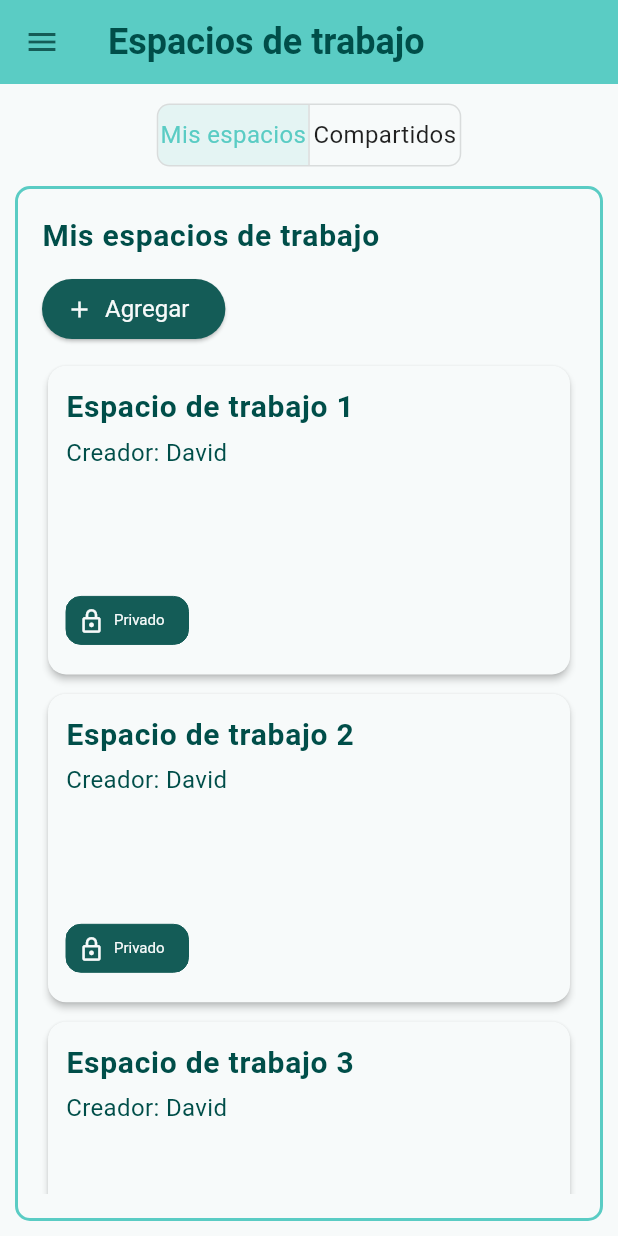
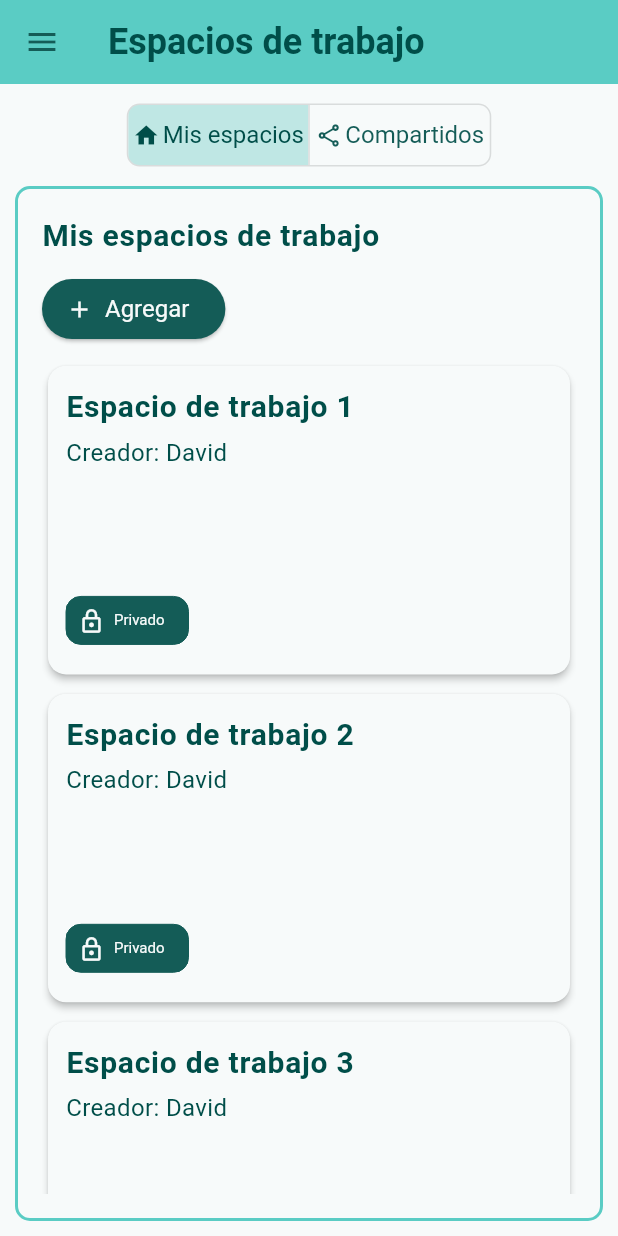
Before and after one commit to Emmanueloz/frontend_water_quality, a Flutter app: the ListWorkspace widget shown alone on an empty page, opened directly with empty values, on a phone screen of 412 x 824 dp. Run offline on Flutter 3.47's test engine with Material 3 defaults, Android fonts, the phone set to English and light mode, and no system bars; our stand-ins replace go_router; missing offline and left inert: girix_code_gauge.

```diff
--- a/lib/presentation/pages/list_workspace.dart
+++ b/lib/presentation/pages/list_workspace.dart
@@ -56,11 +56,33 @@ class ListWorkspace extends StatelessWidget {
             borderRadius: BorderRadius.circular(8.0),
             constraints: const BoxConstraints(
               minHeight: 40.0,
-              minWidth: 100.0,
+              minWidth: 120.0,
             ),
             children: [
-              Text("Mis espacios"),
-              Text("Compartidos"),
+              Row(
+                spacing: 2,
+                children: [
+                  Icon(
+                    type == ListWorkspaces.mine
+                        ? Icons.home
+                        : Icons.home_outlined,
+                    size: 18,
+                  ),
+                  Text("Mis espacios")
+                ],
+              ),
+              Row(
+                spacing: 2,
+                children: [
+                  Icon(
+                    type == ListWorkspaces.shared
+                        ? Icons.share
+                        : Icons.share_outlined,
+                    size: 18,
+                  ),
+                  Text("Compartidos")
+                ],
+              ),
             ],
           ),
           MainGridWorkspaces(
--- a/lib/presentation/widgets/common/sidebar.dart
+++ b/lib/presentation/widgets/common/sidebar.dart
@@ -1,12 +1,11 @@
 import 'package:flutter/material.dart';
 import 'package:frontend_water_quality/core/enums/screen_size.dart';
 import 'package:frontend_water_quality/presentation/widgets/common/base_container.dart';
-import 'package:frontend_water_quality/presentation/widgets/common/sidebar_item.dart';
 
 class Sidebar extends StatelessWidget {
   final String title;
   final ScreenSize screenSize;
-  final List<SidebarItem> children;
+  final List<Widget> children;
   const Sidebar({
     super.key,
     required this.title,
--- a/lib/presentation/widgets/specific/workspace/main_grid_workspaces.dart
+++ b/lib/presentation/widgets/specific/workspace/main_grid_workspaces.dart
@@ -18,25 +18,30 @@ class MainGridWorkspaces extends StatelessWidget {
   @override
   Widget build(BuildContext context) {
     int crossAxisCount;
+    double childAspectRatio;
     double maxWidth;
     double gap;
 
     if (screenSize == ScreenSize.mobile) {
       crossAxisCount = 1;
       maxWidth = double.infinity;
+      childAspectRatio = 1 / 0.6;
       gap = 5;
     } else if (screenSize == ScreenSize.tablet) {
       crossAxisCount = 2;
       maxWidth = double.infinity;
       gap = 5;
+      childAspectRatio = 1 / 0.6;
     } else if (screenSize == ScreenSize.smallDesktop) {
       crossAxisCount = 3;
       maxWidth = 800;
       gap = 10;
+      childAspectRatio = 1 / 0.85;
     } else {
       crossAxisCount = 4;
       maxWidth = 1000;
       gap = 16;
+      childAspectRatio = 1 / 0.85;
     }
 
     return Expanded(
@@ -65,6 +70,7 @@ class MainGridWorkspaces extends StatelessWidget {
               context,
               maxWidth,
               crossAxisCount,
+              childAspectRatio,
               gap,
             ),
           ],
@@ -77,13 +83,14 @@ class MainGridWorkspaces extends StatelessWidget {
     BuildContext context,
     double maxWidth,
     int crossAxisCount,
+    double childAspectRatio,
     double gap,
   ) {
     return Expanded(
       child: SingleChildScrollView(
         child: GridView.count(
           crossAxisCount: crossAxisCount, // 4 cards per row
-          childAspectRatio: 1 / 0.6, // Width to height ratio
+          childAspectRatio: childAspectRatio, // Width to height ratio
           crossAxisSpacing: gap,
           mainAxisSpacing: gap,
           shrinkWrap: true,
--- a/lib/presentation/widgets/specific/workspace/main_workspace.dart
+++ b/lib/presentation/widgets/specific/workspace/main_workspace.dart
@@ -25,11 +25,6 @@ class MainWorkspace extends StatelessWidget {
         onPressed: () {},
         icon: const Icon(Icons.add),
         label: const Text("Agregar"),
-      ),
-      ElevatedButton.icon(
-        onPressed: () {},
-        icon: const Icon(Icons.alarm),
-        label: const Text("Alertas"),
       ),
       ElevatedButton.icon(
         onPressed: () {
```
Also changed, not shown: lib/core/theme/theme.dart (+34 -0 lines), lib/presentation/pages/view_workspace.dart (+37 -11 lines).
